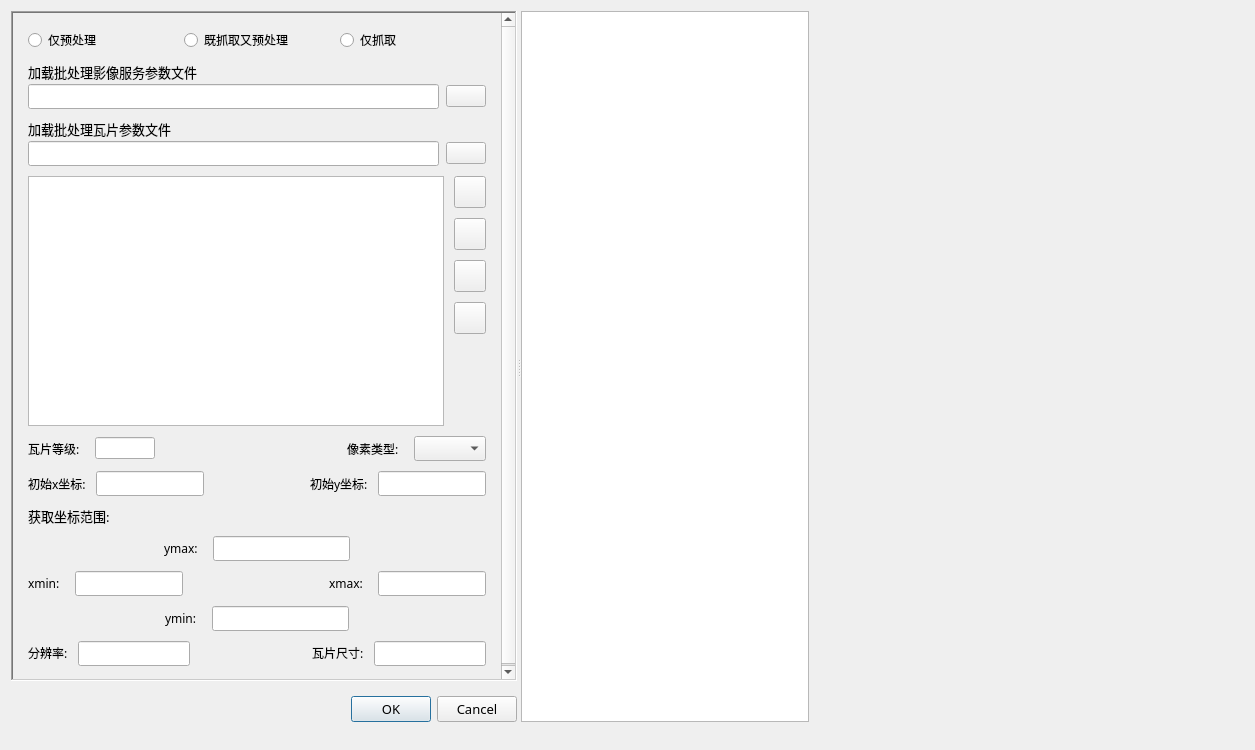
The window that UI/UITileMap.ui (zou-mono/oneTools) describes before a commit, drawn with Qt 5.
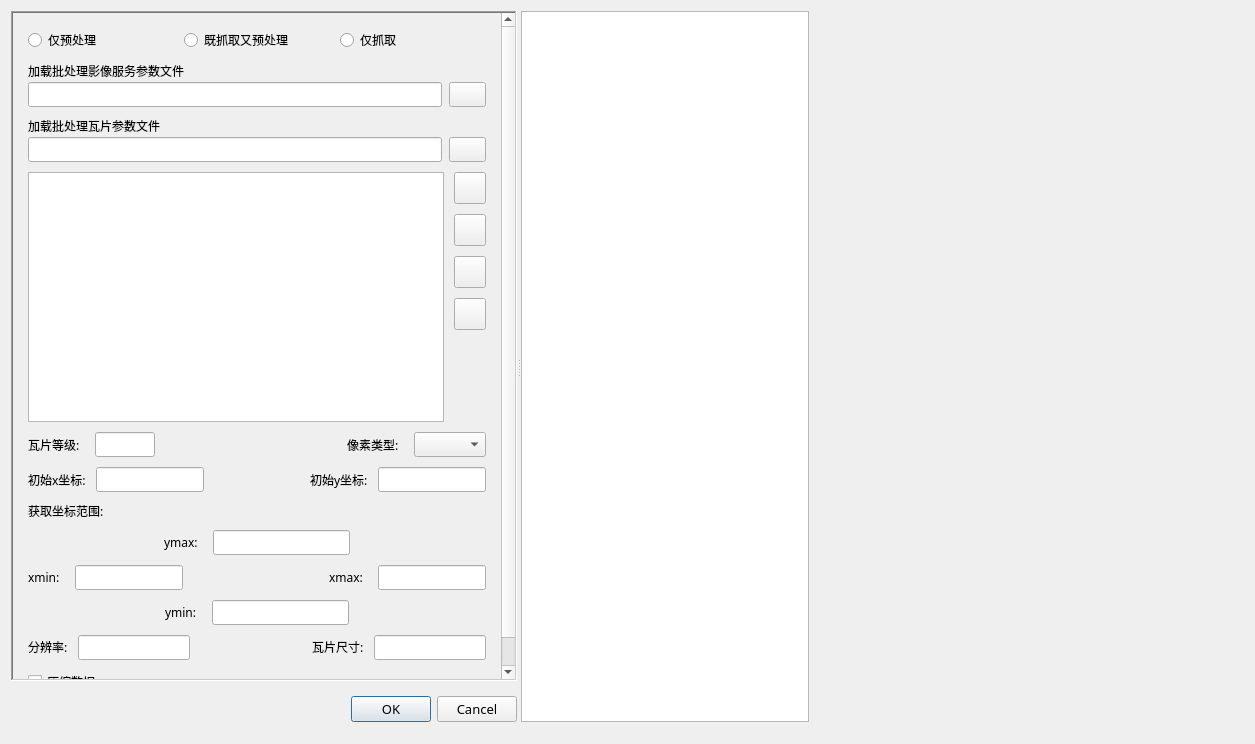
The same window after the commit. Icons and pictures are not drawn. Custom widgets are drawn as their Qt base class.

Commit message: add checkbox in frmTileMap whether to compress data.

```diff
--- a/UI/UITileMap.ui
+++ b/UI/UITileMap.ui
@@ -7,7 +7,7 @@
     <x>0</x>
     <y>0</y>
     <width>1255</width>
-    <height>750</height>
+    <height>744</height>
    </rect>
   </property>
   <property name="windowTitle">
@@ -48,6 +48,12 @@
          <verstretch>0</verstretch>
         </sizepolicy>
        </property>
+       <property name="font">
+        <font>
+         <family>微软雅黑</family>
+         <pointsize>9</pointsize>
+        </font>
+       </property>
        <property name="frameShape">
         <enum>QFrame::WinPanel</enum>
        </property>
@@ -68,8 +74,8 @@
          <rect>
           <x>0</x>
           <y>0</y>
-          <width>516</width>
-          <height>690</height>
+          <width>502</width>
+          <height>707</height>
          </rect>
         </property>
         <layout class="QHBoxLayout" name="horizontalLayout_6">
@@ -149,7 +155,7 @@
                <property name="font">
                 <font>
                  <family>微软雅黑</family>
-                 <pointsize>10</pointsize>
+                 <pointsize>9</pointsize>
                 </font>
                </property>
                <property name="text">
@@ -164,6 +170,7 @@
                  <property name="font">
                   <font>
                    <family>微软雅黑</family>
+                   <pointsize>9</pointsize>
                   </font>
                  </property>
                 </widget>
@@ -215,7 +222,7 @@
                <property name="font">
                 <font>
                  <family>微软雅黑</family>
-                 <pointsize>10</pointsize>
+                 <pointsize>9</pointsize>
                 </font>
                </property>
                <property name="text">
@@ -297,6 +304,7 @@
                <property name="font">
                 <font>
                  <family>微软雅黑</family>
+                 <pointsize>9</pointsize>
                 </font>
                </property>
               </widget>
@@ -599,6 +607,7 @@
                <property name="font">
                 <font>
                  <family>微软雅黑</family>
+                 <pointsize>9</pointsize>
                 </font>
                </property>
               </widget>
@@ -646,6 +655,7 @@
                <property name="font">
                 <font>
                  <family>微软雅黑</family>
+                 <pointsize>9</pointsize>
                 </font>
                </property>
               </widget>
@@ -659,7 +669,7 @@
                <property name="font">
                 <font>
                  <family>微软雅黑</family>
-                 <pointsize>10</pointsize>
+                 <pointsize>9</pointsize>
                 </font>
                </property>
                <property name="text">
@@ -973,6 +983,7 @@
                <property name="font">
                 <font>
                  <family>微软雅黑</family>
+                 <pointsize>9</pointsize>
                 </font>
                </property>
               </widget>
@@ -1020,12 +1031,26 @@
                <property name="font">
                 <font>
                  <family>微软雅黑</family>
+                 <pointsize>9</pointsize>
                 </font>
                </property>
               </widget>
              </item>
             </layout>
            </item>
+           <item>
+            <widget class="QCheckBox" name="cb_compression">
+             <property name="font">
+              <font>
+               <family>微软雅黑</family>
+               <pointsize>9</pointsize>
+              </font>
+             </property>
+             <property name="text">
+              <string>压缩数据</string>
+             </property>
+            </widget>
+           </item>
            <item>
             <spacer name="verticalSpacer">
              <property name="orientation">
```
The commit also changes 4 other files.
